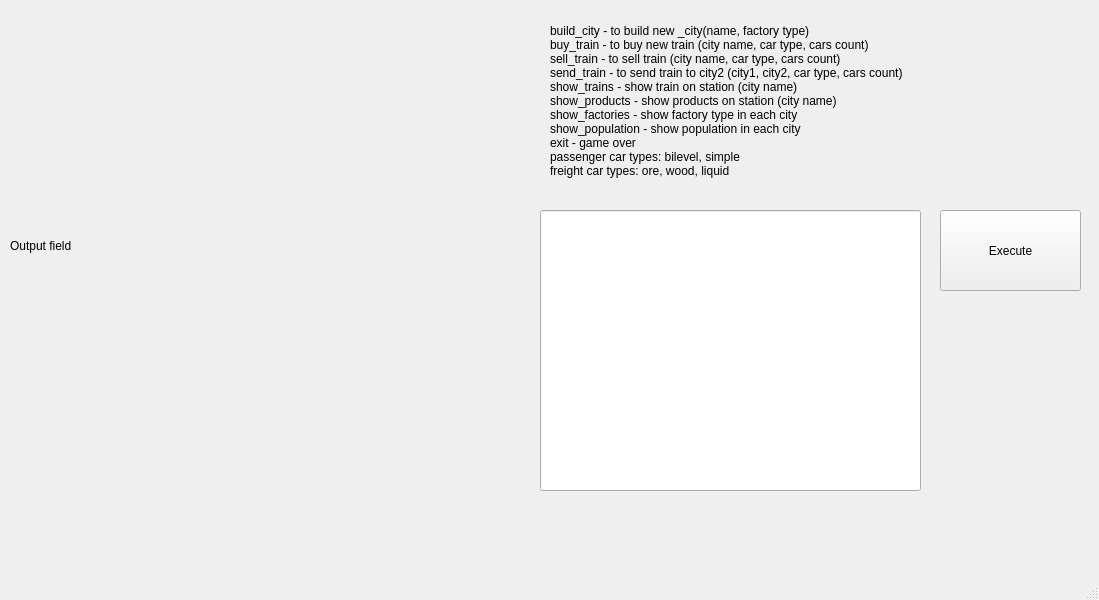
First picture: the form in mainwindow.ui, repository VorkovN/Mini-City, before the edit.
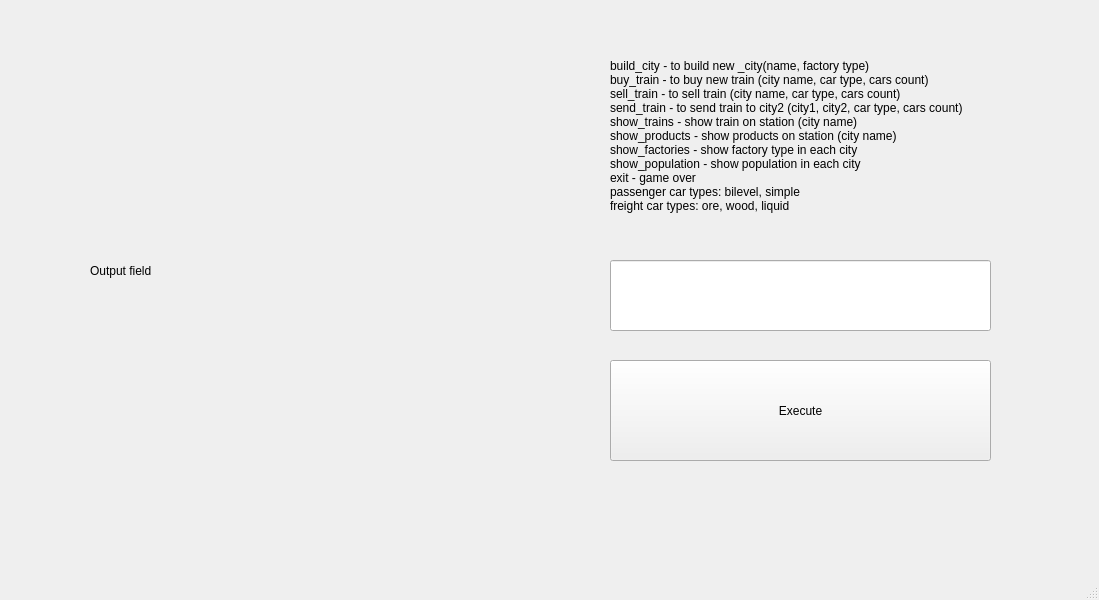
Second picture: the form after the edit.

```diff
--- a/mainwindow.ui
+++ b/mainwindow.ui
@@ -17,10 +17,10 @@
    <widget class="QPushButton" name="executeButton">
     <property name="geometry">
      <rect>
-      <x>940</x>
-      <y>210</y>
-      <width>141</width>
-      <height>81</height>
+      <x>610</x>
+      <y>360</y>
+      <width>381</width>
+      <height>101</height>
      </rect>
     </property>
     <property name="text">
@@ -30,10 +30,10 @@
    <widget class="QLabel" name="outputField">
     <property name="geometry">
      <rect>
-      <x>10</x>
-      <y>10</y>
-      <width>491</width>
-      <height>471</height>
+      <x>90</x>
+      <y>20</y>
+      <width>481</width>
+      <height>501</height>
      </rect>
     </property>
     <property name="text">
@@ -43,20 +43,20 @@
    <widget class="QLineEdit" name="inputField">
     <property name="geometry">
      <rect>
-      <x>540</x>
-      <y>210</y>
+      <x>610</x>
+      <y>260</y>
       <width>381</width>
-      <height>281</height>
+      <height>71</height>
      </rect>
     </property>
    </widget>
    <widget class="QLabel" name="helpField">
     <property name="geometry">
      <rect>
-      <x>550</x>
+      <x>610</x>
       <y>0</y>
-      <width>551</width>
-      <height>201</height>
+      <width>491</width>
+      <height>271</height>
      </rect>
     </property>
     <property name="text">
```
